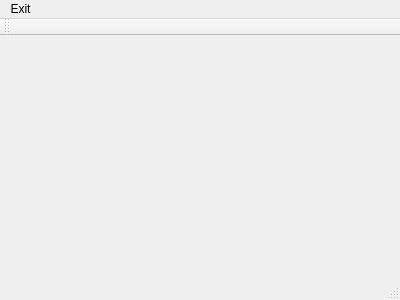
This is mainwindow.ui in DimmyJingArchive/VisualProg as Qt 5 draws it before an edit. The edited form follows.
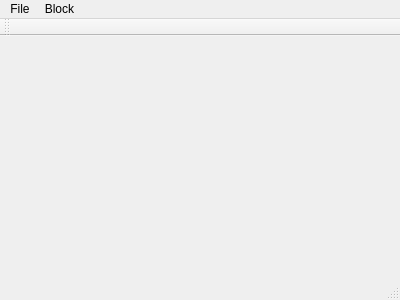
This is the edited form.

Commit message: added basic blocks

Patch:
```diff
--- a/mainwindow.ui
+++ b/mainwindow.ui
@@ -25,12 +25,18 @@
    </property>
    <widget class="QMenu" name="menuExit">
     <property name="title">
-     <string>Exit</string>
+     <string>File</string>
     </property>
-    <addaction name="actionHello"/>
-    <addaction name="actionWorld"/>
+    <addaction name="actionExit"/>
+   </widget>
+   <widget class="QMenu" name="menuBlock">
+    <property name="title">
+     <string>Block</string>
+    </property>
+    <addaction name="actionAddCodeblock"/>
    </widget>
    <addaction name="menuExit"/>
+   <addaction name="menuBlock"/>
   </widget>
   <widget class="QToolBar" name="mainToolBar">
    <attribute name="toolBarArea">
```
Left out of the diff: 8 changed lines with no effect on the pictures. The commit also changes 5 other files.
